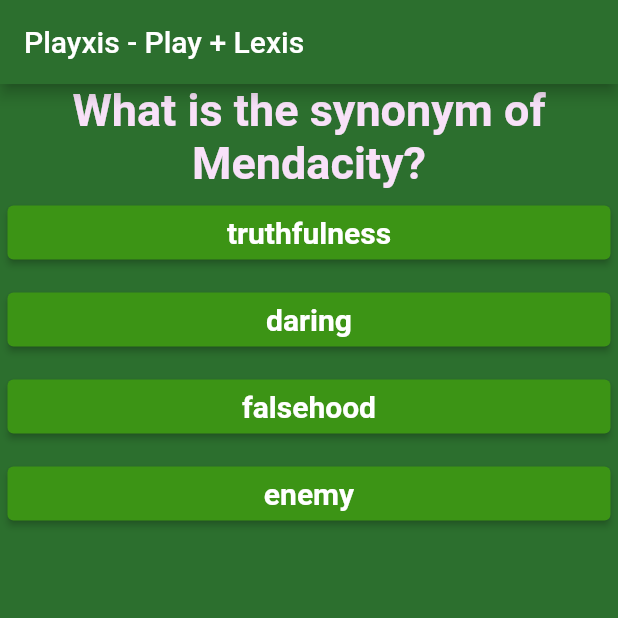
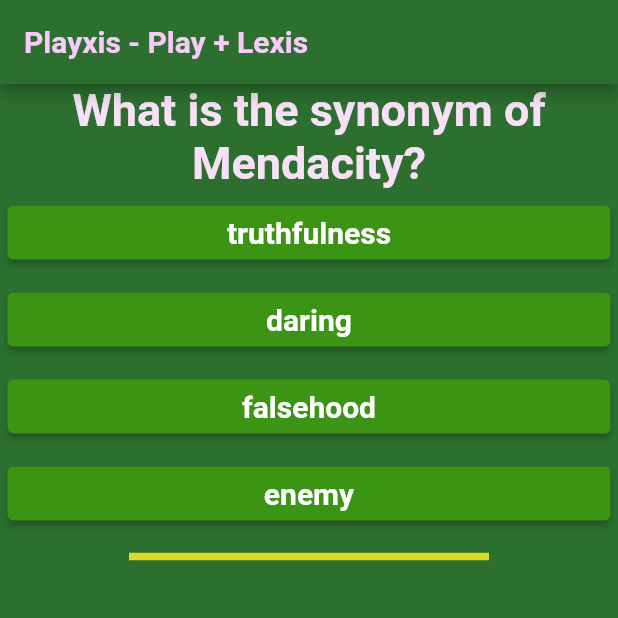
Before and after one commit to sanjibsinha/quiz_master, a Flutter app: the screen it shows after launch, on a phone screen of 412 x 824 dp, the top half of it. Run offline on Flutter 3.47's test engine with Material 2 defaults, Android fonts, the phone set to English and light mode, and no system bars; our stand-ins replace google_fonts; Roboto replaces fonts that are missing (Laila, Langar, Salsa).

Commit message:
Testing Second with custom theme in this branch

```diff
--- a/lib/model/quiz_theme.dart
+++ b/lib/model/quiz_theme.dart
@@ -31,4 +31,12 @@ class QuizTheme {
       fontWeight: FontWeight.bold,
     ),
   );
+
+  static TextStyle appbarStyle = GoogleFonts.salsa(
+    textStyle: const TextStyle(
+      color: QuizTheme.correctAnswerColor,
+      fontSize: 20.0,
+      fontWeight: FontWeight.bold,
+    ),
+  );
 }
--- a/lib/view/quiz_page.dart
+++ b/lib/view/quiz_page.dart
@@ -31,8 +31,9 @@ class _QuizPageState extends State<QuizPage> {
   Widget build(BuildContext context) {
     return Scaffold(
       appBar: AppBar(
-        title: const Text(
+        title: Text(
           'Playxis - Play + Lexis',
+          style: QuizTheme.appbarStyle,
         ),
         backgroundColor: QuizTheme.appBarBackgroundColor,
       ),
@@ -45,6 +46,14 @@ class _QuizPageState extends State<QuizPage> {
             ...(questionList[index]['answer'] as List<String>).map((answer) {
               return Answer(answer: answer, pointToOnPress: increment);
             }).toList(),
+            Container(
+              padding: const EdgeInsets.all(5.0),
+              width: 250.0,
+              child: const Divider(
+                thickness: 5.0,
+                color: QuizTheme.dividerColor,
+              ),
+            )
           ],
         ),
       ),
```
